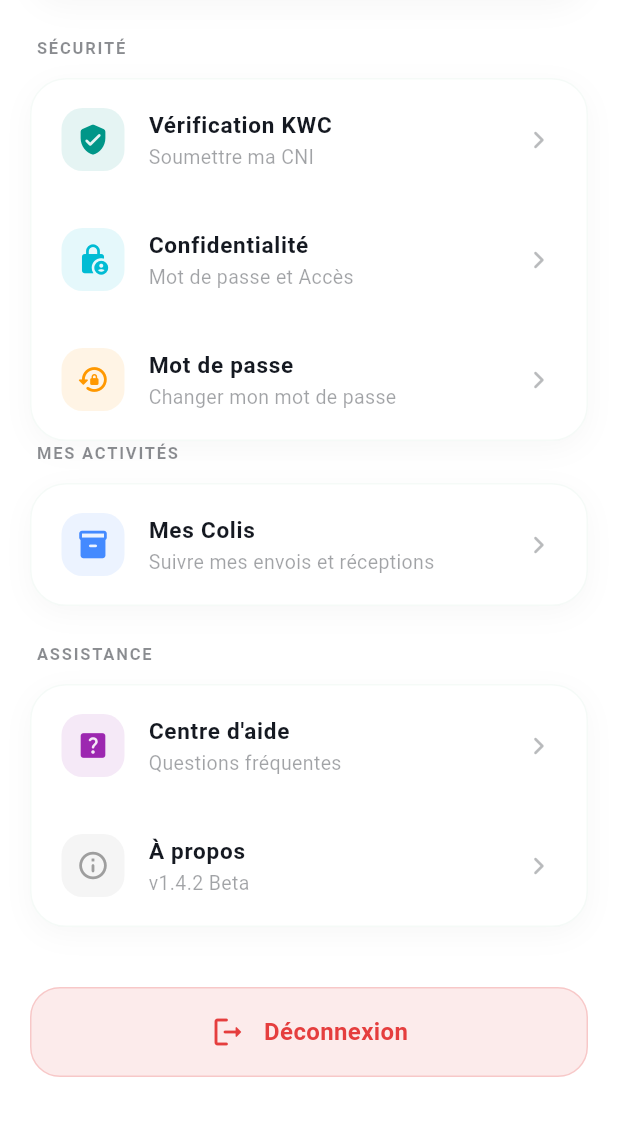
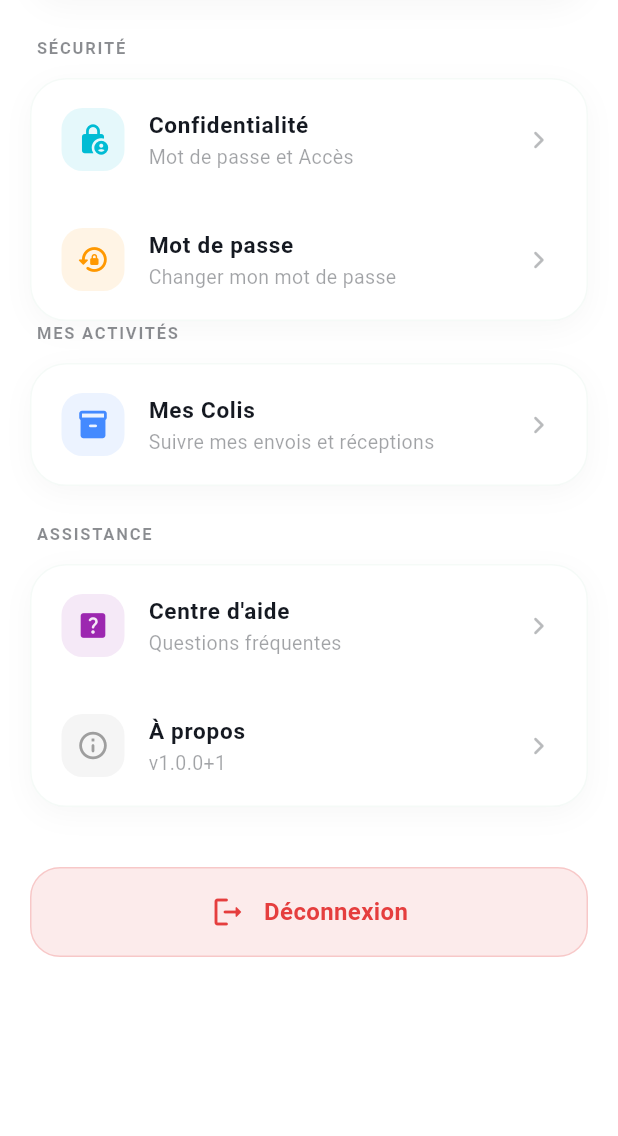
Before and after one commit to Blackcodeur2/gev_flutter, a Flutter app: the SettingPage screen opened directly, scrolled down 462 dp, on a phone screen of 412 x 824 dp, the part 69-1205 px from its top. Run offline on Flutter 3.47's test engine with Material 3 defaults, Android fonts, the phone set to English and light mode, and no system bars; our stand-ins replace app_links, carousel_slider, dio, file_picker, flutter_riverpod, flutter_secure_storage and 7 more; accounts and stored records are empty.

Commit message:
correction des problemes de connexion

```diff
--- a/lib/app/screens/settings/settings_page.dart
+++ b/lib/app/screens/settings/settings_page.dart
@@ -10,6 +10,7 @@ import 'package:camer_trip/app/shared/others/app_bar.dart';
 import 'package:camer_trip/app/services/api_client_service.dart';
 import 'package:camer_trip/app/config/const_config.dart';
 import 'package:go_router/go_router.dart';
+import 'package:package_info_plus/package_info_plus.dart';
 
 
 class SettingPage extends ConsumerStatefulWidget {
@@ -20,6 +21,30 @@ class SettingPage extends ConsumerStatefulWidget {
 }
 
 class _SettingPageState extends ConsumerState<SettingPage> {
+  String _appVersion = 'Chargement...';
+
+  @override
+  void initState() {
+    super.initState();
+    _loadAppVersion();
+  }
+
+  Future<void> _loadAppVersion() async {
+    try {
+      final packageInfo = await PackageInfo.fromPlatform();
+      if (mounted) {
+        setState(() {
+          _appVersion = 'v${packageInfo.version}+${packageInfo.buildNumber}';
+        });
+      }
+    } catch (e) {
+      if (mounted) {
+        setState(() {
+          _appVersion = 'v1.0.0';
+        });
+      }
+    }
+  }
   @override
   Widget build(BuildContext context) {
     final themeProvider = legacy_provider.Provider.of<ThemeProvider>(context);
@@ -67,7 +92,15 @@ class _SettingPageState extends ConsumerState<SettingPage> {
                       Colors.indigo
                     ),
                     _buildSettingsTile(cs, isDark, Icons.language_rounded, 'Langue', 'Français (Cameroun)', Colors.blue),
-                    _buildSettingsTile(cs, isDark, Icons.notifications_active_rounded, 'Notifications', 'Alertes et Push', Colors.orange),
+                    _buildSettingsTile(
+                      cs,
+                      isDark,
+                      Icons.notifications_active_rounded,
+                      'Notifications',
+                      'Alertes et Push',
+                      Colors.orange,
+                      onTap: () => context.pushNamed(AppRouter.notifications),
+                    ),
                   ]),
 
                   const SizedBox(height: 24),
@@ -75,31 +108,31 @@ class _SettingPageState extends ConsumerState<SettingPage> {
                   // 🔐 Sécurité & Données
                   _buildSectionTitle(cs, 'Sécurité'),
                   _buildSettingsCard(cs, isDark, [
-                    _buildSettingsTile(
-                      cs,
-                      isDark,
-                      userAsync.value?.statut == "approuve"
-                          ? Icons.check_circle_rounded
-                          : Icons.verified_user_rounded,
-                      'Vérification KWC ${userAsync.value?.statut == "approuve" ? " ✅" : ""}',
-                      userAsync.value?.statut == "approuve"
-                          ? 'Votre compte est vérifié'
-                          : 'Soumettre ma CNI',
-                      userAsync.value?.statut == "approuve" ? Colors.green : Colors.teal,
-                      onTap: () {
-                        if (userAsync.value?.statut == "approuve") {
-                          ScaffoldMessenger.of(context).showSnackBar(
-                            const SnackBar(
-                              content: Text('Votre compte est déjà vérifié ! 🚀'),
-                              backgroundColor: Colors.green,
-                              behavior: SnackBarBehavior.floating,
-                            ),
-                          );
-                        } else {
-                          context.pushNamed(AppRouter.kwc);
-                        }
-                      },
-                    ),
+                    // _buildSettingsTile(
+                    //   cs,
+                    //   isDark,
+                    //   userAsync.value?.statut == "approuve"
+                    //       ? Icons.check_circle_rounded
+                    //       : Icons.verified_user_rounded,
+                    //   'Vérification KWC ${userAsync.value?.statut == "approuve" ? " ✅" : ""}',
+                    //   userAsync.value?.statut == "approuve"
+                    //       ? 'Votre compte est vérifié'
+                    //       : 'Soumettre ma CNI',
+                    //   userAsync.value?.statut == "approuve" ? Colors.green : Colors.teal,
+                    //   onTap: () {
+                    //     if (userAsync.value?.statut == "approuve") {
+                    //       ScaffoldMessenger.of(context).showSnackBar(
+                    //         const SnackBar(
+                    //           content: Text('Votre compte est déjà vérifié ! 🚀'),
+                    //           backgroundColor: Colors.green,
+                    //           behavior: SnackBarBehavior.floating,
+                    //         ),
+                    //       );
+                    //     } else {
+                    //       context.pushNamed(AppRouter.kwc);
+                    //     }
+                    //   },
+                    // ),
                     _buildSettingsTile(cs, isDark, Icons.lock_person_rounded, 'Confidentialité', 'Mot de passe et Accès', Colors.cyan),
                     _buildSettingsTile(
                       cs,
@@ -146,7 +179,7 @@ class _SettingPageState extends ConsumerState<SettingPage> {
                         isDark,
                         Icons.info_outline_rounded,
                         'À propos',
-                        'v1.4.2 Beta',
+                        _appVersion,
                         Colors.grey,
                         onTap: () => context.pushNamed(AppRouter.about),
                       ),
--- a/lib/app/shared/buttons/notification_button.dart
+++ b/lib/app/shared/buttons/notification_button.dart
@@ -11,7 +11,7 @@ class NotificationButton extends StatelessWidget {
     final cs = theme.colorScheme;
     return IconButton(
       onPressed: () {
-        context.go('/notifications');
+        context.push('/notifications');
       },
       icon: Stack(
         children: [
--- a/pubspec.yaml
+++ b/pubspec.yaml
@@ -41,6 +41,7 @@ dependencies:
   path_provider: ^2.1.5
   app_links: ^7.0.0
   google_sign_in: ^6.2.1
+  package_info_plus: ^9.0.1
 
 
 flutter_launcher_icons:
```
Also changed, not shown: lib/app/screens/assistant/chatbot_page.dart (+11 -5 lines), lib/app/screens/home/home_page.dart (+8 -8 lines), lib/app/screens/settings/edit_profile_page.dart (+6 -1 lines), lib/app/shared/cards/scheduled_trip_card.dart (+5 -4 lines), lib/app/shared/others/app_bar.dart (+8 -2 lines), pubspec.lock, 1 other file.
